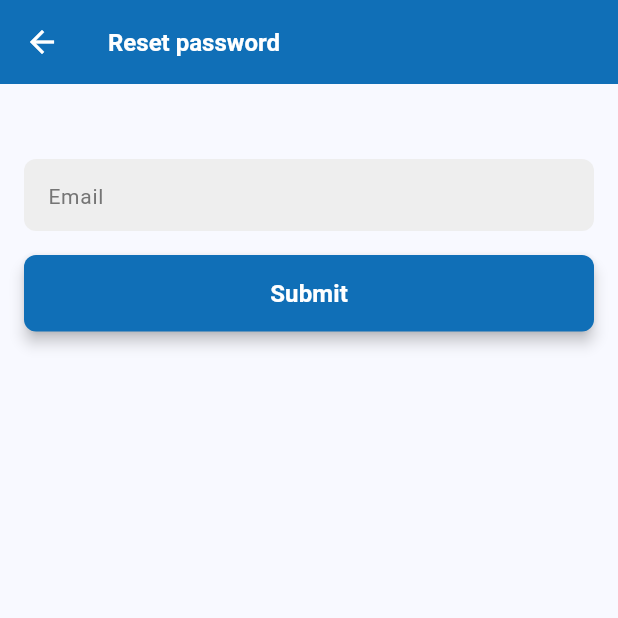
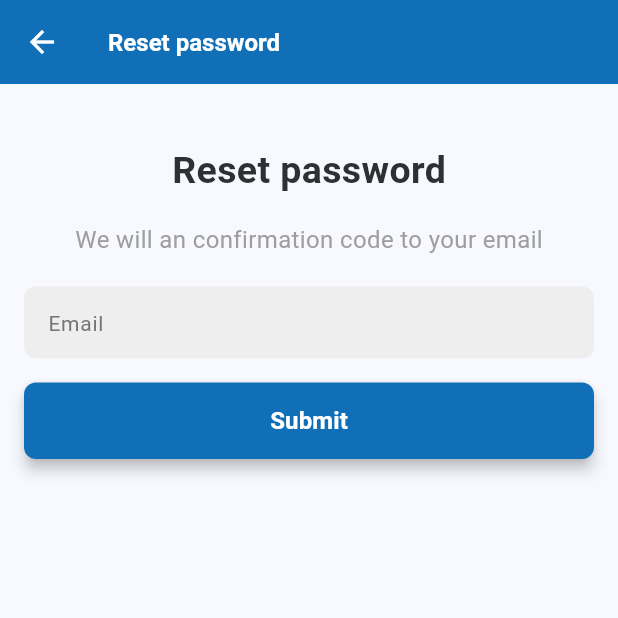
Before and after one commit to pathu-221/thomas-flutter-app, a Flutter app: the ForgotPasswordScreen screen opened directly, on a phone screen of 412 x 824 dp, the top half of it. Run offline on Flutter 3.47's test engine with Material 2 defaults, Android fonts, the phone set to English and light mode, and no system bars; drawn by our look-alikes of nb_utils; our stand-ins replace flutter_speed_dial, image_picker, mobx; missing offline and left inert: hand_signature; generated files the repository leaves out were written again.

Commit message:
reset password label

```diff
--- a/lib/locale/language_de.dart
+++ b/lib/locale/language_de.dart
@@ -126,4 +126,8 @@ class LanguageDe extends BaseLanguage {
 
   @override
   String get deleteAccount => "Konto löschen";
+
+  @override
+  String get resetPasswordCaption =>
+      "Wir senden Ihnen per E-Mail einen Bestätigungscode zu";
 }
--- a/lib/locale/language_en.dart
+++ b/lib/locale/language_en.dart
@@ -126,4 +126,8 @@ class LanguageEn extends BaseLanguage {
 
   @override
   String get deleteAccount => "Delete account";
+
+  @override
+  String get resetPasswordCaption =>
+      "We will an confirmation code to your email";
 }
--- a/lib/locale/languages.dart
+++ b/lib/locale/languages.dart
@@ -82,4 +82,6 @@ abstract class BaseLanguage {
   String get danger;
 
   String get deleteAccount;
+
+  String get resetPasswordCaption;
 }
--- a/lib/screens/forgot_password/forgot_password_screen.dart
+++ b/lib/screens/forgot_password/forgot_password_screen.dart
@@ -36,6 +36,26 @@ class _ForgotPasswordScreenState extends State<ForgotPasswordScreen> {
     }
   }
 
+  Widget _topWidget() {
+    return Container(
+      padding: const EdgeInsets.only(top: 40),
+      child: Column(
+        mainAxisAlignment: MainAxisAlignment.center,
+        children: [
+          Text(
+            language.resetPassword,
+            style: boldTextStyle(size: 25),
+          ),
+          16.height,
+          Text(
+            language.resetPasswordCaption,
+            style: primaryTextStyle(color: Colors.grey),
+          )
+        ],
+      ),
+    );
+  }
+
   @override
   Widget build(BuildContext context) {
     return Scaffold(
@@ -47,17 +67,22 @@ class _ForgotPasswordScreenState extends State<ForgotPasswordScreen> {
           style: boldTextStyle(color: Colors.white),
         ),
       ),
-      body: Form(
+      body: Column(
+        children: [
+          _topWidget(),
+          Form(
             key: formkey,
             autovalidateMode: AutovalidateMode.onUserInteraction,
             child: Container(
-          padding: const EdgeInsets.only(top: 50, left: 16, right: 16),
-          child: Column(children: [
+              padding: const EdgeInsets.only(top: 20, left: 16, right: 16),
+              child: Column(
+                mainAxisAlignment: MainAxisAlignment.center,
+                children: [
                   AppTextField(
                     controller: emailCont,
                     textFieldType: TextFieldType.EMAIL,
-              decoration:
-                  inputDecoration(context, labelText: language.emailLabel),
+                    decoration: inputDecoration(context,
+                        labelText: language.emailLabel),
                   ),
                   16.height,
                   AppButton(
@@ -67,8 +92,11 @@ class _ForgotPasswordScreenState extends State<ForgotPasswordScreen> {
                     color: primaryColor,
                     textColor: Colors.white,
                   ),
-          ]),
+                ],
               ),
+            ),
+          ),
+        ],
       ),
     );
   }
```
Lines whose indentation alone changed are shown as unchanged.
